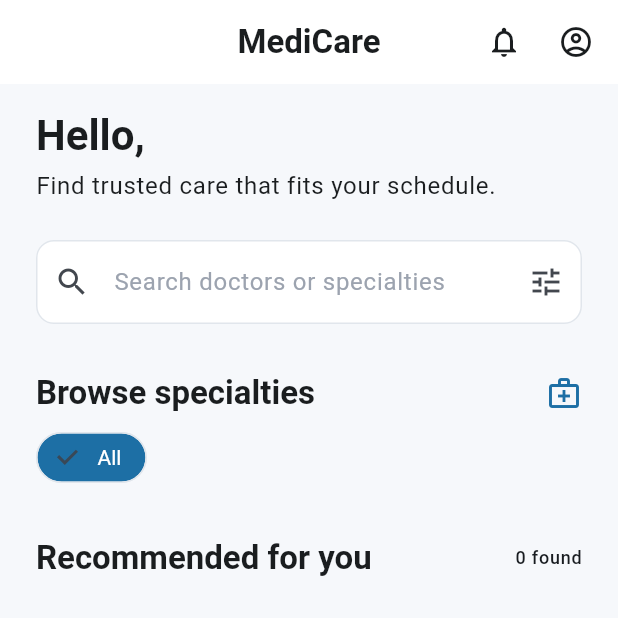
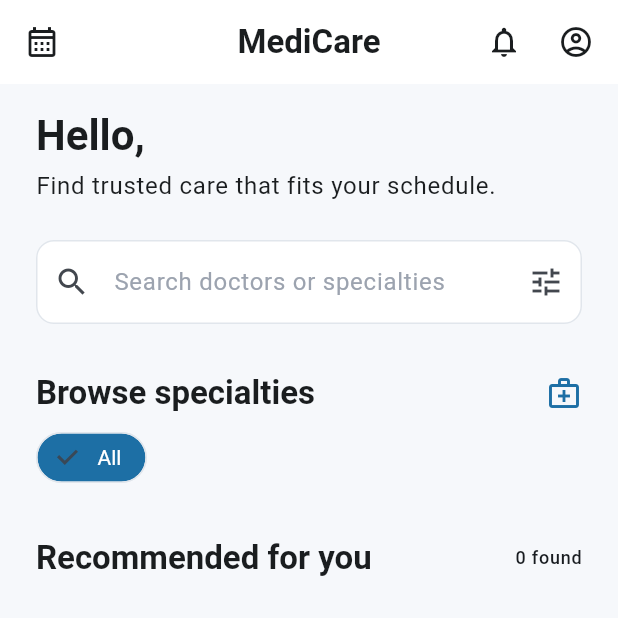
Before and after one commit to onkarlokhande123-cpu/doctor-appointment-booking-app, a Flutter app: the screen it shows once a user with an empty profile is signed in, on a phone screen of 412 x 824 dp, the top half of it. Run offline on Flutter 3.47's test engine with Material 3 defaults, Android fonts, the phone set to English and light mode, and no system bars; our stand-ins replace cloud_firestore, firebase_auth, firebase_core, flutter_bloc, go_router; accounts and stored records are empty.

```diff
--- a/lib/presentation/home/screens/home_screen.dart
+++ b/lib/presentation/home/screens/home_screen.dart
@@ -45,6 +45,11 @@ class _HomeScreenState extends State<HomeScreen> {
     );
     return Scaffold(
       appBar: AppBar(
+        leading: IconButton(
+          tooltip: 'My appointments',
+          icon: const Icon(Icons.calendar_month_outlined),
+          onPressed: () => context.push(AppRoutes.appointments),
+        ),
         title: const Text('MediCare'),
         actions: [
           IconButton(
```
Also changed, not shown: 13 other files.
